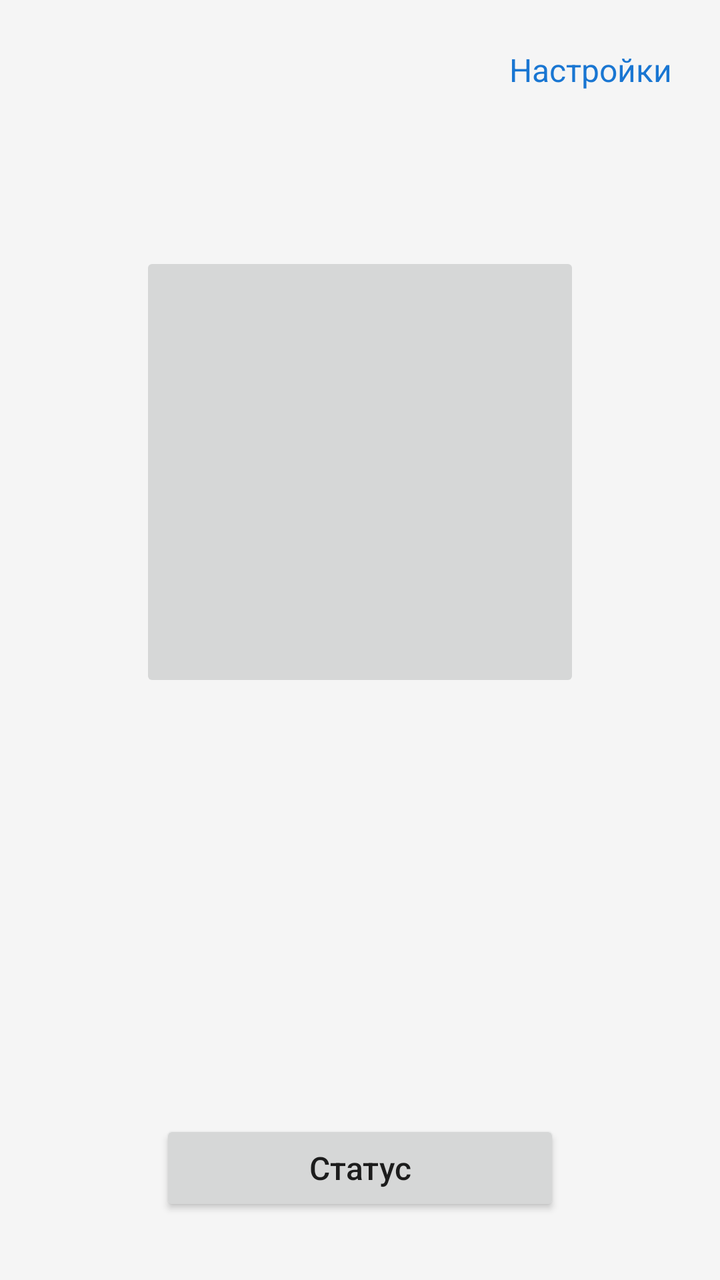
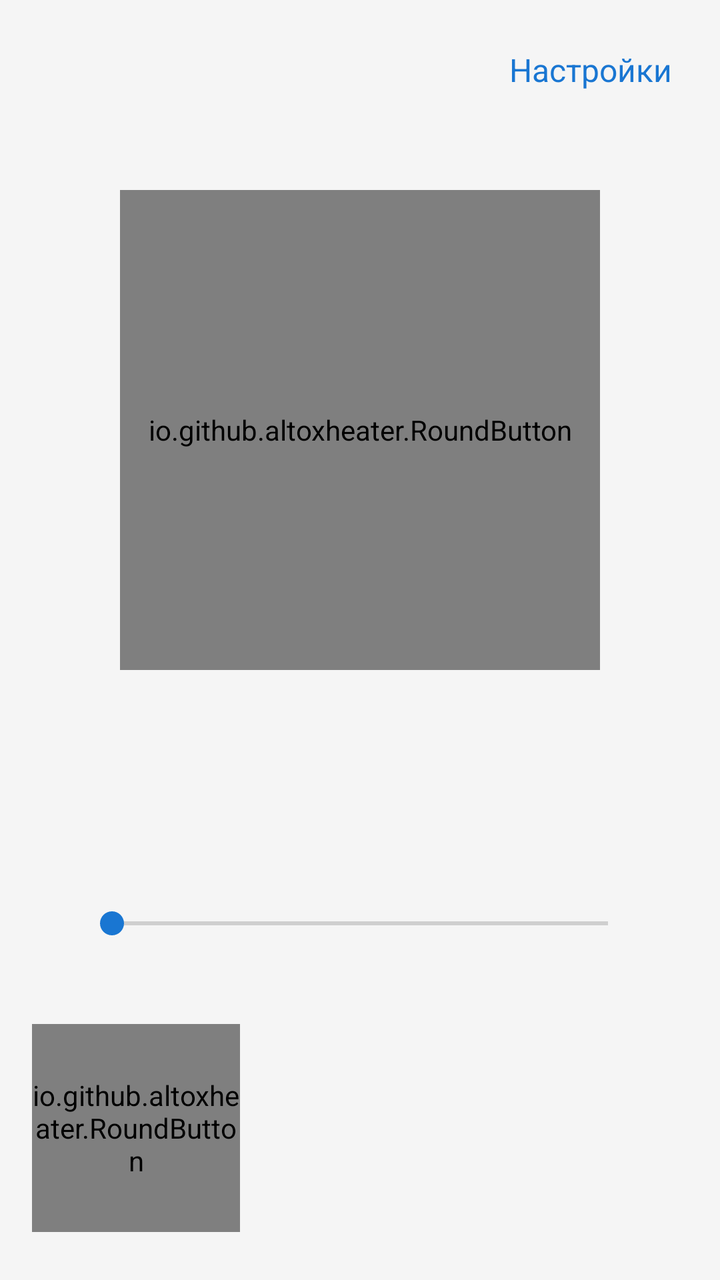

An Android layout rendered at two revisions. The XML below is the earlier revision; the diff shows what the commit changed to produce the second picture.
<!-- AndroidManifest.xml: application theme AppTheme -->
<!-- res/layout/activity_main.xml -->
<?xml version="1.0" encoding="utf-8"?>
<LinearLayout xmlns:android="http://schemas.android.com/apk/res/android"
    android:layout_width="match_parent"
    android:layout_height="match_parent"
    android:fitsSystemWindows="true"
    android:gravity="center_horizontal"
    android:orientation="vertical"
    android:padding="16dp">

    <TextView
        android:id="@+id/settings"
        android:layout_width="wrap_content"
        android:layout_height="wrap_content"
        android:layout_gravity="end"
        android:background="?android:attr/selectableItemBackground"
        android:padding="8dp"
        android:text="@string/settings"
        android:textColor="@color/accent"
        android:textSize="16sp" />

    <Space
        android:layout_width="0dp"
        android:layout_height="0dp"
        android:layout_weight="1" />

    <Button
        android:id="@+id/power"
        android:layout_width="220dp"
        android:layout_height="220dp"
        android:stateListAnimator="@null"
        android:textAllCaps="false"
        android:textColor="#FFFFFF"
        android:textSize="26sp"
        android:textStyle="bold" />

    <TextView
        android:id="@+id/caption"
        android:layout_width="wrap_content"
        android:layout_height="wrap_content"
        android:layout_marginTop="24dp"
        android:textColor="@color/text"
        android:textSize="20sp" />

    <TextView
        android:id="@+id/timer"
        android:layout_width="wrap_content"
        android:layout_height="wrap_content"
        android:layout_marginTop="4dp"
        android:fontFamily="monospace"
        android:textColor="@color/text_secondary"
        android:textSize="18sp" />

    <TextView
        android:id="@+id/message"
        android:layout_width="wrap_content"
        android:layout_height="wrap_content"
        android:layout_marginTop="8dp"
        android:gravity="center"
        android:textColor="@color/error"
        android:textSize="15sp" />

    <Space
        android:layout_width="0dp"
        android:layout_height="0dp"
        android:layout_weight="1" />

    <TextView
        android:id="@+id/statusInfo"
        android:layout_width="wrap_content"
        android:layout_height="wrap_content"
        android:layout_marginBottom="12dp"
        android:gravity="center"
        android:lineSpacingExtra="4dp"
        android:textColor="@color/text"
        android:textSize="16sp" />

    <Button
        android:id="@+id/status"
        android:layout_width="200dp"
        android:layout_height="wrap_content"
        android:layout_marginBottom="16dp"
        android:text="@string/status"
        android:textAllCaps="false"
        android:textSize="16sp" />
</LinearLayout>
<!-- resources referenced by this layout -->
<resources>
  <color name="accent">#1976D2</color>
  <color name="error">#C62828</color>
  <color name="text">#212121</color>
  <color name="text_secondary">#757575</color>
  <string name="settings">Настройки</string>
  <string name="status">Статус</string>
  <style name="AppTheme" parent="android:Theme.Material.Light.NoActionBar">
          <item name="android:colorPrimary">@color/accent</item>
          <item name="android:colorAccent">@color/accent</item>
          <item name="android:windowBackground">@color/background</item>
          <item name="android:statusBarColor">@color/background</item>
          <item name="android:navigationBarColor">@color/background</item>
          <item name="android:windowLightStatusBar">true</item>
      </style>
  <color name="background">#F5F5F5</color>
</resources>

<!-- the commit's change to res/layout/activity_main.xml (unified diff, before → after) -->
@@ -23,63 +23,67 @@
         android:layout_height="0dp"
         android:layout_weight="1" />
 
-    <Button
+    <io.github.altoxheater.RoundButton
         android:id="@+id/power"
-        android:layout_width="220dp"
-        android:layout_height="220dp"
-        android:stateListAnimator="@null"
-        android:textAllCaps="false"
-        android:textColor="#FFFFFF"
-        android:textSize="26sp"
-        android:textStyle="bold" />
+        android:layout_width="240dp"
+        android:layout_height="240dp" />
 
     <TextView
         android:id="@+id/caption"
         android:layout_width="wrap_content"
         android:layout_height="wrap_content"
-        android:layout_marginTop="24dp"
+        android:layout_marginTop="20dp"
         android:textColor="@color/text"
         android:textSize="20sp" />
-
-    <TextView
-        android:id="@+id/timer"
-        android:layout_width="wrap_content"
-        android:layout_height="wrap_content"
-        android:layout_marginTop="4dp"
-        android:fontFamily="monospace"
-        android:textColor="@color/text_secondary"
-        android:textSize="18sp" />
 
     <TextView
         android:id="@+id/message"
         android:layout_width="wrap_content"
         android:layout_height="wrap_content"
-        android:layout_marginTop="8dp"
+        android:layout_marginTop="6dp"
         android:gravity="center"
         android:textColor="@color/error"
         android:textSize="15sp" />
+
+    <TextView
+        android:id="@+id/minutesLabel"
+        android:layout_width="wrap_content"
+        android:layout_height="wrap_content"
+        android:layout_marginTop="20dp"
+        android:textColor="@color/text_secondary"
+        android:textSize="15sp" />
+
+    <SeekBar
+        android:id="@+id/minutes"
+        android:layout_width="280dp"
+        android:layout_height="wrap_content"
+        android:layout_marginTop="4dp" />
 
     <Space
         android:layout_width="0dp"
         android:layout_height="0dp"
         android:layout_weight="1" />
 
-    <TextView
-        android:id="@+id/statusInfo"
-        android:layout_width="wrap_content"
+    <LinearLayout
+        android:layout_width="match_parent"
         android:layout_height="wrap_content"
-        android:layout_marginBottom="12dp"
-        android:gravity="center"
-        android:lineSpacingExtra="4dp"
-        android:textColor="@color/text"
-        android:textSize="16sp" />
+        android:layout_marginBottom="8dp"
+        android:gravity="center_vertical"
+        android:orientation="horizontal">
 
-    <Button
-        android:id="@+id/status"
-        android:layout_width="200dp"
-        android:layout_height="wrap_content"
-        android:layout_marginBottom="16dp"
-        android:text="@string/status"
-        android:textAllCaps="false"
-        android:textSize="16sp" />
+        <io.github.altoxheater.RoundButton
+            android:id="@+id/status"
+            android:layout_width="104dp"
+            android:layout_height="104dp" />
+
+        <TextView
+            android:id="@+id/statusInfo"
+            android:layout_width="0dp"
+            android:layout_height="wrap_content"
+            android:layout_marginStart="16dp"
+            android:layout_weight="1"
+            android:lineSpacingExtra="3dp"
+            android:textColor="@color/text"
+            android:textSize="15sp" />
+    </LinearLayout>
 </LinearLayout>
<!-- resource entries referenced after the edit -->
@@ -5,7 +5,6 @@
   <color name="text">#212121</color>
   <color name="text_secondary">#757575</color>
   <string name="settings">Настройки</string>
-  <string name="status">Статус</string>
   <style name="AppTheme" parent="android:Theme.Material.Light.NoActionBar">
           <item name="android:colorPrimary">@color/accent</item>
           <item name="android:colorAccent">@color/accent</item>
